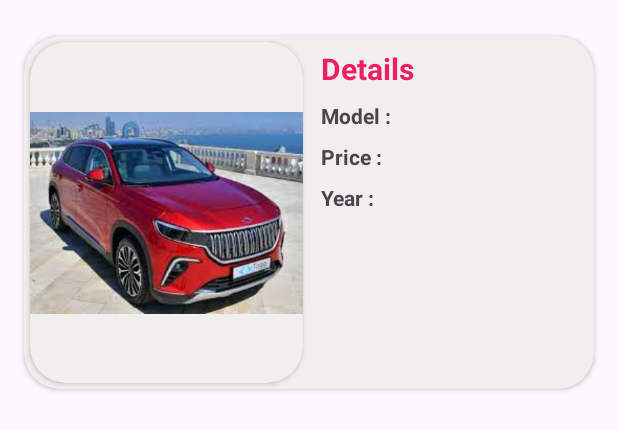
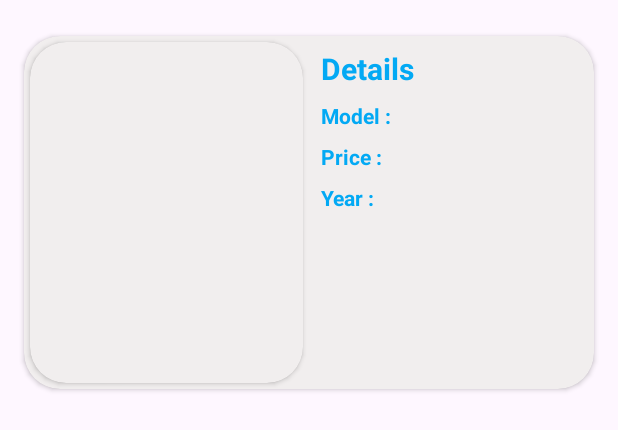
Before and after one commit to aliicayli/RentAndGo, an Android app: the layout vehicle_card.xml on its own in the app's theme, with its tools: preview values and no code run, on a phone screen of 412 x 824 dp. Shown: the top 430 px of the screen. Run offline under Robolectric (Android 15) with nearby library versions, the phone set to English and light mode, and no system bars; Roboto replaces fonts that are not available here.

Commit message:
UI changes

```diff
--- a/app/src/main/res/layout/vehicle_card.xml
+++ b/app/src/main/res/layout/vehicle_card.xml
@@ -41,7 +41,7 @@
                     android:layout_width="match_parent"
                     android:layout_height="match_parent"
                     android:scaleType="centerInside"
-                    app:srcCompat="@drawable/download" />
+                    />
             </androidx.cardview.widget.CardView>
 
             <androidx.constraintlayout.widget.ConstraintLayout
@@ -57,7 +57,7 @@
                     android:layout_marginStart="8dp"
                     android:layout_marginTop="8dp"
                     android:text="Details"
-                    android:textColor="#E91E63"
+                    android:textColor="@color/blue"
                     android:textSize="20sp"
                     android:textStyle="bold"
                     app:layout_constraintStart_toStartOf="parent"
@@ -69,6 +69,7 @@
                     android:layout_height="wrap_content"
                     android:layout_marginTop="8dp"
                     android:text="Model : "
+                    android:textColor="@color/blue"
                     android:textStyle="bold"
                     app:layout_constraintStart_toStartOf="@+id/textView4"
                     app:layout_constraintTop_toBottomOf="@+id/textView4" />
@@ -79,6 +80,7 @@
                     android:layout_height="wrap_content"
                     android:layout_marginTop="8dp"
                     android:text="Price :"
+                    android:textColor="@color/blue"
                     android:textStyle="bold"
                     app:layout_constraintStart_toStartOf="@+id/vehicleModel"
                     app:layout_constraintTop_toBottomOf="@+id/vehicleName" />
@@ -89,6 +91,7 @@
                     android:layout_height="wrap_content"
                     android:layout_marginTop="8dp"
                     android:text="Year :"
+                    android:textColor="@color/blue"
                     android:textStyle="bold"
                     app:layout_constraintStart_toStartOf="@+id/textView22"
                     app:layout_constraintTop_toBottomOf="@+id/quantity" />
```
Also changed, not shown: app/src/main/res/layout/activity_add_vehicle.xml (+6 -6 lines).
